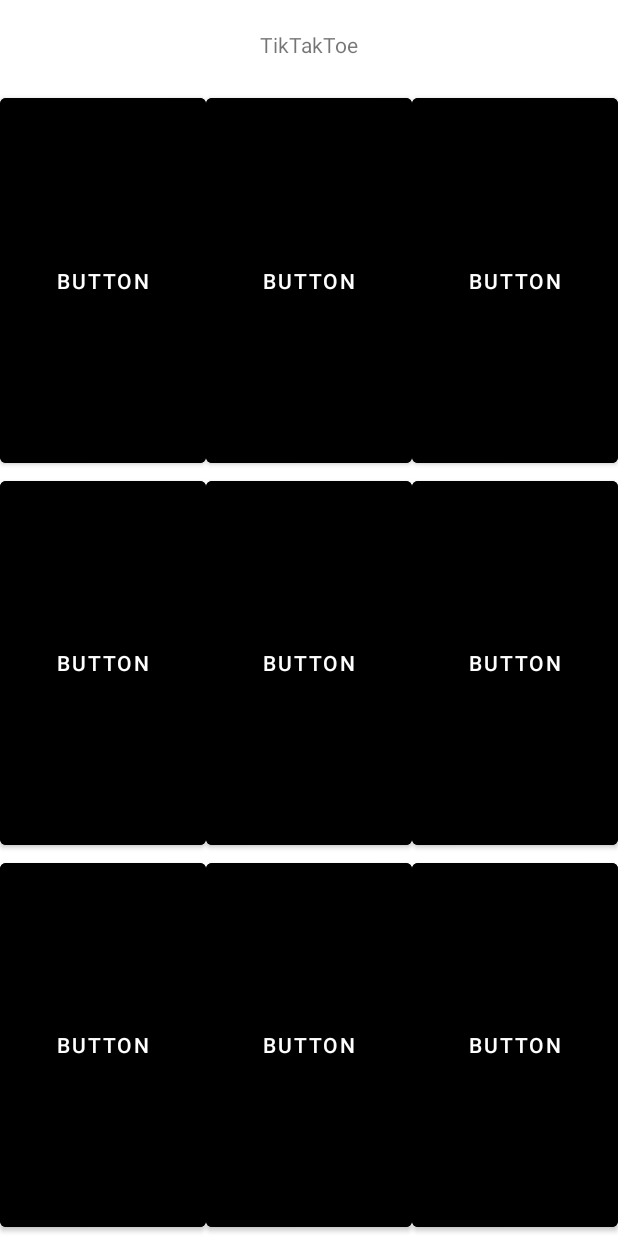
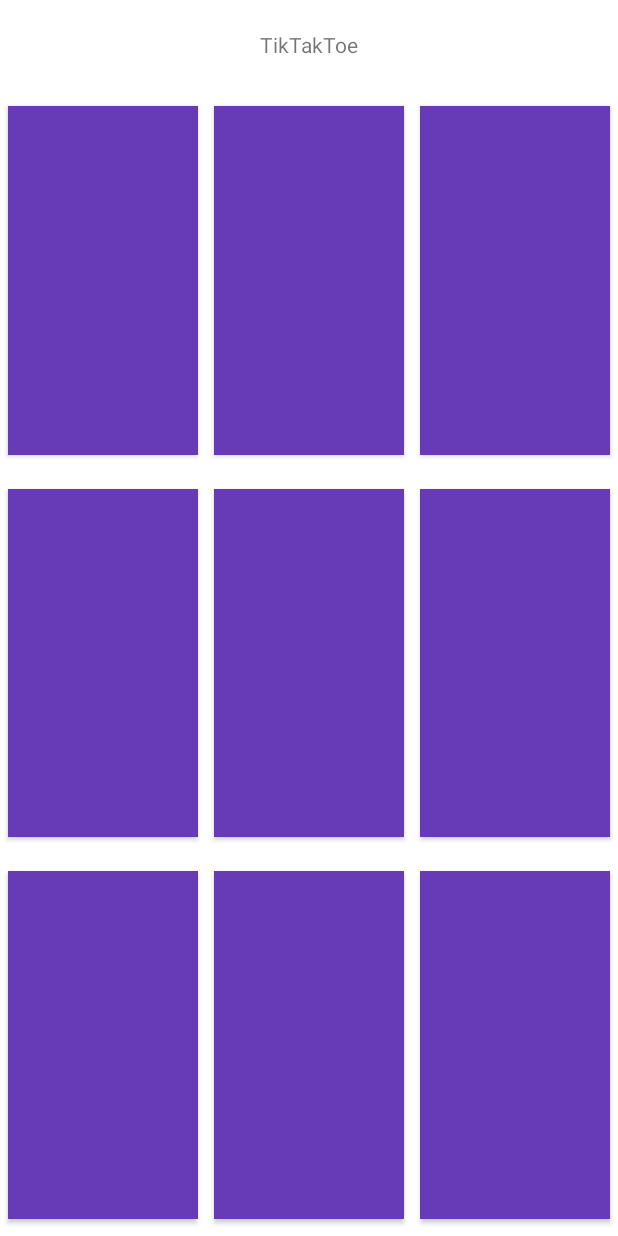
Before and after one commit to GaertnerK/WMC, an Android app: the MainActivity screen opened directly, with no data from a screen before it, on a phone screen of 412 x 824 dp. Run offline under Robolectric (Android 15) with nearby library versions, the phone set to English and light mode, and no system bars.

Commit message:
Added Code to Logic and MainActivity

```diff
--- a/AndroidStudio/app/src/main/res/layout/activity_main.xml
+++ b/AndroidStudio/app/src/main/res/layout/activity_main.xml
@@ -39,25 +39,40 @@
                 android:id="@+id/button1"
                 android:layout_width="match_parent"
                 android:layout_height="match_parent"
+                android:layout_margin="5dp"
+                android:layout_marginStart="5dp"
+                android:layout_marginLeft="5dp"
+                android:layout_marginTop="5dp"
+                android:layout_marginEnd="5dp"
+                android:layout_marginRight="5dp"
                 android:layout_weight="1"
-                android:backgroundTint="#000000"
-                android:text="Button" />
+                android:backgroundTint="#673AB7"
+                android:textSize="50dp"
+                app:cornerRadius="0dp" />
 
             <Button
                 android:id="@+id/button2"
                 android:layout_width="match_parent"
                 android:layout_height="match_parent"
+                android:layout_margin="5dp"
+                android:layout_marginStart="5dp"
+                android:layout_marginLeft="5dp"
                 android:layout_weight="1"
-                android:backgroundTint="#000000"
-                android:text="Button" />
+                android:backgroundTint="#673AB7"
+                android:textSize="50dp"
+                app:cornerRadius="0dp" />
 
             <Button
                 android:id="@+id/button3"
                 android:layout_width="match_parent"
                 android:layout_height="match_parent"
+                android:layout_margin="5dp"
+                android:layout_marginStart="5dp"
+                android:layout_marginLeft="5dp"
                 android:layout_weight="1"
-                android:backgroundTint="#000000"
-                android:text="Button" />
+                android:backgroundTint="#673AB7"
+                android:textSize="50dp"
+                app:cornerRadius="0dp" />
         </LinearLayout>
 
         <LinearLayout
@@ -71,25 +86,37 @@
                 android:id="@+id/button4"
                 android:layout_width="match_parent"
                 android:layout_height="match_parent"
+                android:layout_margin="5dp"
+                android:layout_marginStart="5dp"
+                android:layout_marginLeft="5dp"
                 android:layout_weight="1"
-                android:backgroundTint="#000000"
-                android:text="Button" />
+                android:backgroundTint="#673AB7"
+                android:textSize="50dp"
+                app:cornerRadius="0dp" />
 
             <Button
                 android:id="@+id/button5"
                 android:layout_width="match_parent"
                 android:layout_height="match_parent"
+                android:layout_margin="5dp"
+                android:layout_marginStart="5dp"
+                android:layout_marginLeft="5dp"
                 android:layout_weight="1"
-                android:backgroundTint="#000000"
-                android:text="Button" />
+                android:backgroundTint="#673AB7"
+                android:textSize="50dp"
+                app:cornerRadius="0dp" />
 
             <Button
                 android:id="@+id/button6"
                 android:layout_width="match_parent"
                 android:layout_height="match_parent"
+                android:layout_margin="5dp"
+                android:layout_marginStart="5dp"
+                android:layout_marginLeft="5dp"
                 android:layout_weight="1"
-                android:backgroundTint="#000000"
-                android:text="Button" />
+                android:backgroundTint="#673AB7"
+                android:textSize="50dp"
+                app:cornerRadius="0dp" />
         </LinearLayout>
 
         <LinearLayout
@@ -103,25 +130,37 @@
                 android:id="@+id/button7"
                 android:layout_width="match_parent"
                 android:layout_height="match_parent"
+                android:layout_margin="5dp"
+                android:layout_marginStart="5dp"
+                android:layout_marginLeft="5dp"
                 android:layout_weight="1"
-                android:backgroundTint="#000000"
-                android:text="Button" />
+                android:backgroundTint="#673AB7"
+                android:textSize="50dp"
+                app:cornerRadius="0dp" />
 
             <Button
                 android:id="@+id/button8"
                 android:layout_width="match_parent"
                 android:layout_height="match_parent"
+                android:layout_margin="5dp"
+                android:layout_marginStart="5dp"
+                android:layout_marginLeft="5dp"
                 android:layout_weight="1"
-                android:backgroundTint="#000000"
-                android:text="Button" />
+                android:backgroundTint="#673AB7"
+                android:textSize="50dp"
+                app:cornerRadius="0dp" />
 
             <Button
                 android:id="@+id/button9"
                 android:layout_width="match_parent"
                 android:layout_height="match_parent"
+                android:layout_margin="5dp"
+                android:layout_marginStart="5dp"
+                android:layout_marginLeft="5dp"
                 android:layout_weight="1"
-                android:backgroundTint="#000000"
-                android:text="Button" />
+                android:backgroundTint="#673AB7"
+                android:textSize="50dp"
+                app:cornerRadius="0dp" />
         </LinearLayout>
     </LinearLayout>
 
```
Also changed, not shown: AndroidStudio/app/src/main/java/at/htlgkr/tiktaktoe/Logic.java (+23 -4 lines), AndroidStudio/app/src/main/java/at/htlgkr/tiktaktoe/MainActivity.java (+13 -9 lines).
